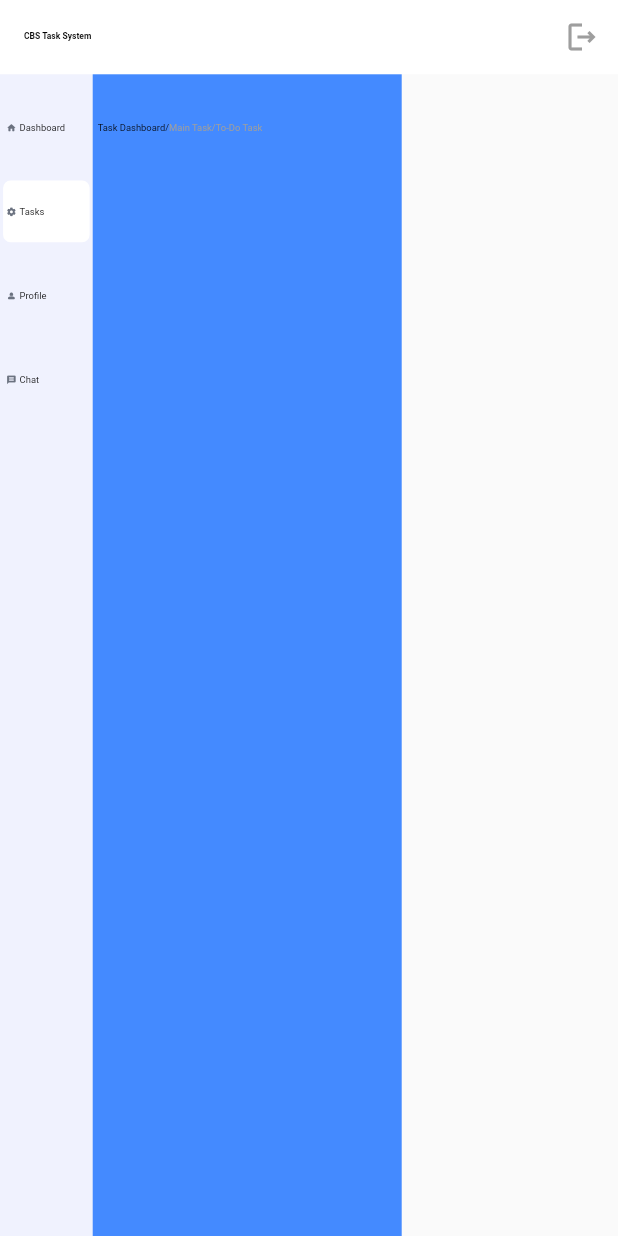
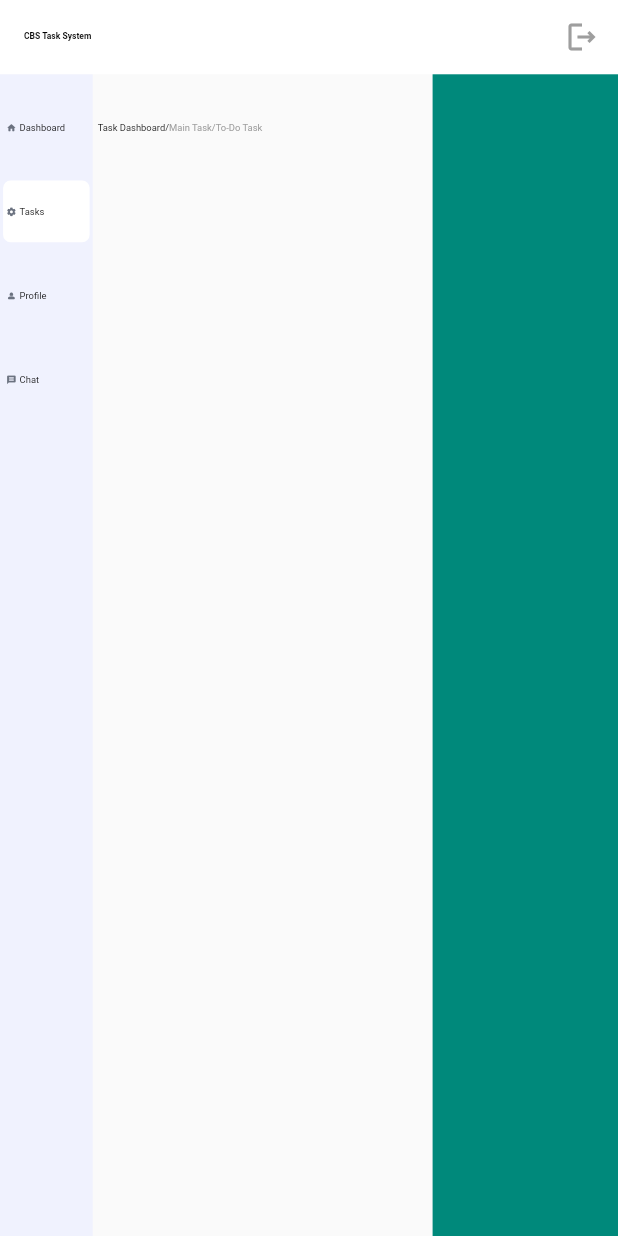
Before and after one commit to CBS-Developments/CBS-Task-System, a Flutter app: the OpenTaskPage screen opened directly, on a phone screen of 412 x 824 dp. Run offline on Flutter 3.47's test engine with Material 2 defaults, Android fonts, the phone set to English and light mode, and no system bars; our stand-ins replace percent_indicator, table_calendar; missing offline and left inert: dart:js.

Commit message:
Open Task Update

```diff
--- a/task_system/lib/components/task_sum.dart
+++ b/task_system/lib/components/task_sum.dart
@@ -1,5 +1,6 @@
 import 'package:flutter/material.dart';
 import 'package:task_system/colors/appColors.dart';
+import 'package:task_system/pages/openTask/openTaskPage.dart';
 import 'package:task_system/sizes/create_MainTask_Sizes.dart';
 
 import '../sizes/dashboard_sizes.dart';
@@ -124,7 +125,7 @@ final Color borderColor;
                     GestureDetector(
                       onTap: () {
                         print("Open Task tapped");
-                        // Example: Navigator.push(context, MaterialPageRoute(builder: (context) => OpenTaskScreen()));
+                        Navigator.push(context, MaterialPageRoute(builder: (context) => OpenTaskPage()));
                       },
                       child: Container(
                         padding: EdgeInsets.all(8),
--- a/task_system/lib/pages/openTask/openTaskPage.dart
+++ b/task_system/lib/pages/openTask/openTaskPage.dart
@@ -29,7 +29,7 @@ class _OpenTaskPageState extends State<OpenTaskPage> {
           Container(
             width: middleWidth(context),
             height: getPageHeight(context),
-            color: Colors.blueAccent,
+            // color: Colors.blueAccent,
             child: Column(
               children: [
                 SizedBox(
@@ -53,6 +53,13 @@ class _OpenTaskPageState extends State<OpenTaskPage> {
             ),
           ),
 
+          Container(
+            width: greenRightWidth(context),
+            height: getPageHeight(context),
+            color: Colors.teal.shade600,
+
+          )
+
 
 
         ],
--- a/task_system/lib/sizes/openTask_Sizes.dart
+++ b/task_system/lib/sizes/openTask_Sizes.dart
@@ -3,9 +3,9 @@ import 'package:flutter/cupertino.dart';
 import 'create_MainTask_Sizes.dart';
 
 double middleWidth(BuildContext context) {
-  return (getPageWidth(context) * 0.5) ;
+  return (getPageWidth(context) * 0.55) ;
 }
 
 double greenRightWidth(BuildContext context) {
-  return (getPageWidth(context) * 0.35) ;
+  return (getPageWidth(context) * 0.3) ;
 }
```
